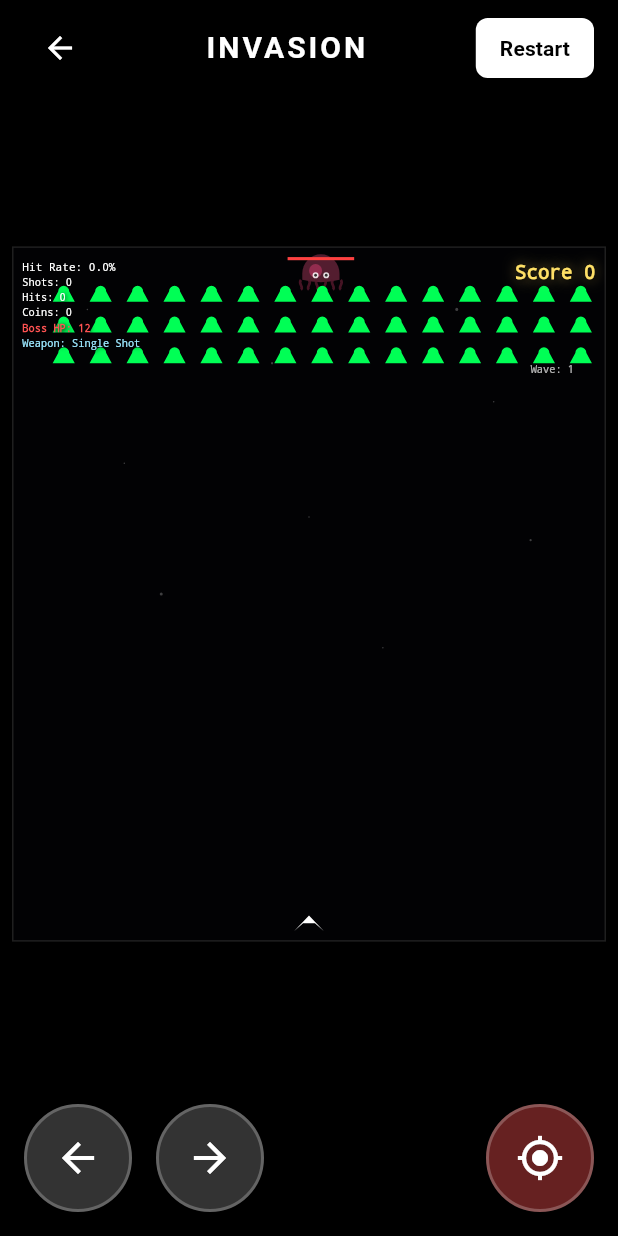
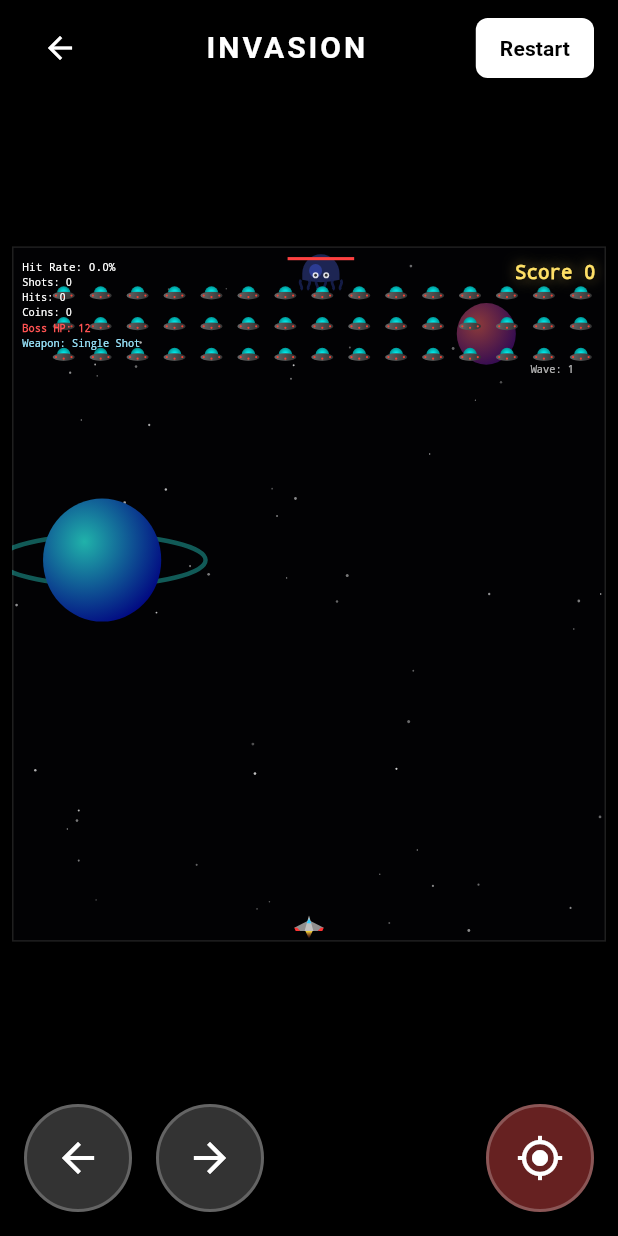
Before and after one commit to greentea524/flutter_application, a Flutter app: the screen it shows after launch, after a tap on "RETRO SPACE SHOOTER", on a phone screen of 412 x 824 dp. Run offline on Flutter 3.47's test engine with Material 3 defaults, Android fonts, the phone set to English and light mode, and no system bars; our stand-ins replace localstorage; project files that could hold a hidden picture were left out.

Commit message:
Enhance visual aesthetics of Alien Invasion game
- Add moving starfield and planets background

- Upgrade player ship to a detailed fighter jet with animated exhaust

- Redesign aliens into glowing UFOs

Fixes #1

Fixes #2

Fixes #3

```diff
--- a/lib/screens/alien_invasion_screen.dart
+++ b/lib/screens/alien_invasion_screen.dart
@@ -1,4 +1,5 @@
 import 'dart:math' as math;
+import 'dart:ui' as ui;
 import 'package:flutter/material.dart';
 import 'package:flutter/scheduler.dart';
 import 'package:flutter/services.dart';
@@ -51,6 +52,8 @@ class _AlienInvasionScreenState extends State<AlienInvasionScreen>
   final List<GamePowerUp> powerUps = [];
   final List<GameCoin> coins = [];
   final List<GameScorePopup> scorePopups = [];
+  final List<GameStar> stars = [];
+  final List<GamePlanet> planets = [];
 
   int score = 0;
   int highScore = 0;
@@ -161,6 +164,38 @@ class _AlienInvasionScreenState extends State<AlienInvasionScreen>
     powerUps.clear();
     coins.clear();
     scorePopups.clear();
+    stars.clear();
+    planets.clear();
+
+    // Create background stars
+    for (int i = 0; i < 60; i++) {
+      stars.add(GameStar(
+        x: _random.nextDouble() * logicalWidth,
+        y: _random.nextDouble() * 900.0,
+        speed: _random.nextDouble() * 1.5 + 0.5,
+        radius: _random.nextDouble() * 1.2 + 0.8,
+        color: Colors.white.withValues(alpha: _random.nextDouble() * 0.5 + 0.3),
+      ));
+    }
+
+    // Create a couple of planets
+    planets.add(GamePlanet(
+      x: logicalWidth * 0.8,
+      y: 100.0,
+      radius: 40.0,
+      speed: 0.2,
+      color1: const Color(0xFF8B3A3A),
+      color2: const Color(0xFF2E0854),
+    ));
+    planets.add(GamePlanet(
+      x: logicalWidth * 0.15,
+      y: 400.0,
+      radius: 80.0,
+      speed: 0.1,
+      color1: const Color(0xFF20B2AA),
+      color2: const Color(0xFF000080),
+      hasRings: true,
+    ));
 
     score = 0;
     bulletsShot = 0;
@@ -292,6 +327,23 @@ class _AlienInvasionScreenState extends State<AlienInvasionScreen>
   }
 
   void _updateGame() {
+    // Update background
+    final currentHeight = _logicalHeight;
+    for (final star in stars) {
+      star.y += star.speed;
+      if (star.y > currentHeight) {
+        star.y = 0;
+        star.x = _random.nextDouble() * logicalWidth;
+      }
+    }
+    for (final planet in planets) {
+      planet.y += planet.speed;
+      if (planet.y - planet.radius > currentHeight) {
+        planet.y = -planet.radius * 2;
+        planet.x = _random.nextDouble() * logicalWidth;
+      }
+    }
+
     // Combo timer decrement
     if (comboTimerFrames > 0) {
       comboTimerFrames--;
@@ -321,7 +373,6 @@ class _AlienInvasionScreenState extends State<AlienInvasionScreen>
 
     // Update aliens & boss movement
     bool hitEdge = false;
-    final currentHeight = _logicalHeight;
 
     for (final alien in aliens) {
       alien.x += alienSpeed * alienDirection;
@@ -761,6 +812,8 @@ class _AlienInvasionScreenState extends State<AlienInvasionScreen>
                               powerUps: powerUps,
                               coins: coins,
                               scorePopups: scorePopups,
+                              stars: stars,
+                              planets: planets,
                               score: score,
                               comboCount: comboCount,
                               comboTimerFrames: comboTimerFrames,
@@ -1033,6 +1086,26 @@ class GameScorePopup {
   });
 }
 
+class GameStar {
+  double x;
+  double y;
+  double speed;
+  double radius;
+  Color color;
+  GameStar({required this.x, required this.y, required this.speed, required this.radius, required this.color});
+}
+
+class GamePlanet {
+  double x;
+  double y;
+  double radius;
+  double speed;
+  Color color1;
+  Color color2;
+  bool hasRings;
+  GamePlanet({required this.x, required this.y, required this.radius, required this.speed, required this.color1, required this.color2, this.hasRings = false});
+}
+
 // Canvas Painter
 class GamePainter extends CustomPainter {
   final GamePlayer player;
@@ -1043,6 +1116,8 @@ class GamePainter extends CustomPainter {
   final List<GamePowerUp> powerUps;
   final List<GameCoin> coins;
   final List<GameScorePopup> scorePopups;
+  final List<GameStar> stars;
+  final List<GamePlanet> planets;
 
   final int score;
   final int comboCount;
@@ -1073,6 +1148,8 @@ class GamePainter extends CustomPainter {
     required this.powerUps,
     required this.coins,
     required this.scorePopups,
+    required this.stars,
+    required this.planets,
     required this.score,
     required this.comboCount,
     required this.comboTimerFrames,
@@ -1107,32 +1184,89 @@ class GamePainter extends CustomPainter {
       canvas.translate(dx, dy);
     }
 
-    // 2. Draw Stars (ambient background)
-    final starsPaint = Paint()
-      ..color = Colors.white24
-      ..style = PaintingStyle.fill;
-    canvas.drawCircle(const Offset(100, 80), 1.0, starsPaint);
-    canvas.drawCircle(const Offset(350, 150), 1.5, starsPaint);
-    canvas.drawCircle(const Offset(650, 200), 1.0, starsPaint);
-    canvas.drawCircle(const Offset(200, 450), 2.0, starsPaint);
-    canvas.drawCircle(const Offset(500, 520), 1.0, starsPaint);
-    canvas.drawCircle(const Offset(700, 380), 1.5, starsPaint);
-    canvas.drawCircle(const Offset(150, 280), 1.0, starsPaint);
-    canvas.drawCircle(const Offset(600, 80), 2.0, starsPaint);
-    canvas.drawCircle(const Offset(400, 350), 1.0, starsPaint);
-
-    // 3. Draw Player Jet (White vector path)
-    final playerPaint = Paint()
-      ..color = Colors.white
-      ..style = PaintingStyle.fill;
-    final playerPath = Path()
-      ..moveTo(player.x + player.width / 2, player.y)
-      ..lineTo(player.x, player.y + player.height)
-      ..lineTo(player.x + player.width * 0.3, player.y + player.height / 2)
-      ..lineTo(player.x + player.width * 0.7, player.y + player.height / 2)
-      ..lineTo(player.x + player.width, player.y + player.height)
+    // 2. Draw Background (Stars and Planets)
+    for (final star in stars) {
+      final paint = Paint()
+        ..color = star.color
+        ..style = PaintingStyle.fill;
+      canvas.drawCircle(Offset(star.x, star.y), star.radius, paint);
+    }
+
+    for (final planet in planets) {
+      if (planet.hasRings) {
+        final ringPaint = Paint()
+          ..color = planet.color1.withValues(alpha: 0.5)
+          ..style = PaintingStyle.stroke
+          ..strokeWidth = 6.0;
+        canvas.drawOval(Rect.fromCenter(center: Offset(planet.x, planet.y), width: planet.radius * 3.5, height: planet.radius * 0.8), ringPaint);
+      }
+
+      final planetPaint = Paint()
+        ..shader = ui.Gradient.radial(
+          Offset(planet.x - planet.radius * 0.3, planet.y - planet.radius * 0.3),
+          planet.radius * 1.5,
+          [planet.color1, planet.color2],
+        )
+        ..style = PaintingStyle.fill;
+      canvas.drawCircle(Offset(planet.x, planet.y), planet.radius, planetPaint);
+    }
+
+    // 3. Draw Player Jet (Detailed fighter jet)
+    final double px = player.x;
+    final double py = player.y;
+    final double pw = player.width;
+    final double ph = player.height;
+
+    // Engine flame
+    final flameFlicker = _random.nextDouble() * 5.0;
+    final flamePaint = Paint()
+      ..shader = ui.Gradient.linear(
+        Offset(px + pw / 2, py + ph),
+        Offset(px + pw / 2, py + ph + 10 + flameFlicker),
+        [Colors.yellow, Colors.red.withValues(alpha: 0.0)],
+      );
+    final flamePath = Path()
+      ..moveTo(px + pw * 0.35, py + ph - 2)
+      ..lineTo(px + pw / 2, py + ph + 10 + flameFlicker)
+      ..lineTo(px + pw * 0.65, py + ph - 2)
       ..close();
-    canvas.drawPath(playerPath, playerPaint);
+    canvas.drawPath(flamePath, flamePaint);
+
+    // Jet body
+    final bodyPaint = Paint()..color = const Color(0xFFC0C0C0);
+    final wingPaint = Paint()..color = const Color(0xFF909090);
+    final accentPaint = Paint()..color = const Color(0xFFFF3333);
+    final glassPaint = Paint()..color = const Color(0xFF33CCFF);
+
+    // Wings
+    final wingPath = Path()
+      ..moveTo(px + pw / 2, py + ph * 0.3)
+      ..lineTo(px, py + ph * 0.8)
+      ..lineTo(px + pw * 0.2, py + ph)
+      ..lineTo(px + pw * 0.8, py + ph)
+      ..lineTo(px + pw, py + ph * 0.8)
+      ..close();
+    canvas.drawPath(wingPath, wingPaint);
+
+    // Wing accents
+    canvas.drawPath(Path()..moveTo(px, py + ph * 0.8)..lineTo(px + pw * 0.1, py + ph * 0.8)..lineTo(px + pw * 0.2, py + ph)..lineTo(px + pw * 0.05, py + ph)..close(), accentPaint);
+    canvas.drawPath(Path()..moveTo(px + pw, py + ph * 0.8)..lineTo(px + pw * 0.9, py + ph * 0.8)..lineTo(px + pw * 0.8, py + ph)..lineTo(px + pw * 0.95, py + ph)..close(), accentPaint);
+
+    // Main fuselage
+    final fuselagePath = Path()
+      ..moveTo(px + pw / 2, py)
+      ..lineTo(px + pw * 0.35, py + ph)
+      ..lineTo(px + pw * 0.65, py + ph)
+      ..close();
+    canvas.drawPath(fuselagePath, bodyPaint);
+
+    // Cockpit
+    final cockpitPath = Path()
+      ..moveTo(px + pw / 2, py + ph * 0.2)
+      ..lineTo(px + pw * 0.42, py + ph * 0.5)
+      ..lineTo(px + pw * 0.58, py + ph * 0.5)
+      ..close();
+    canvas.drawPath(cockpitPath, glassPaint);
 
     // 4. Draw Bullets (Red Rectangles)
     final bulletPaint = Paint()
@@ -1274,27 +1408,45 @@ class GamePainter extends CustomPainter {
       );
     }
 
-    // 8. Draw Aliens (Space Invader vector style)
-    final alienPaint = Paint()
-      ..color = const Color(0xFF00FF55)
-      ..style = PaintingStyle.fill;
+    // 8. Draw Aliens (Sleek UFO design)
     for (final alien in aliens) {
-      final path = Path();
       final double cx = alien.x + alien.width / 2;
-      final double cy = alien.y + alien.height / 3;
-      final double r = alien.width / 4;
-      path.addArc(
-        Rect.fromCircle(center: Offset(cx, cy), radius: r),
+      final double cy = alien.y + alien.height / 2;
+
+      // UFO glass dome
+      final domePaint = Paint()
+        ..shader = ui.Gradient.radial(
+          Offset(cx, cy - 2),
+          alien.width / 2.5,
+          [const Color(0xFF00FFFF), const Color(0xFF006666)],
+        )
+        ..style = PaintingStyle.fill;
+      final domePath = Path();
+      domePath.addArc(
+        Rect.fromCenter(center: Offset(cx, alien.y + alien.height * 0.4), width: alien.width * 0.6, height: alien.height * 0.8),
         math.pi,
         math.pi,
       );
-
-      path.moveTo(alien.x, alien.y + alien.height);
-      path.lineTo(alien.x + alien.width / 4, alien.y + alien.height / 3);
-      path.lineTo(alien.x + (alien.width * 3) / 4, alien.y + alien.height / 3);
-      path.lineTo(alien.x + alien.width, alien.y + alien.height);
-      path.close();
-      canvas.drawPath(path, alienPaint);
+      canvas.drawPath(domePath, domePaint);
+
+      // UFO saucer body
+      final saucerPaint = Paint()
+        ..shader = ui.Gradient.linear(
+          Offset(alien.x, cy),
+          Offset(alien.x + alien.width, cy),
+          [const Color(0xFF666666), const Color(0xFF333333)],
+        )
+        ..style = PaintingStyle.fill;
+      canvas.drawOval(
+        Rect.fromCenter(center: Offset(cx, alien.y + alien.height * 0.6), width: alien.width, height: alien.height * 0.5),
+        saucerPaint,
+      );
+
+      // UFO lights
+      final lightPaint = Paint()..color = (DateTime.now().millisecondsSinceEpoch ~/ 300 % 2 == 0) ? Colors.yellow : Colors.red;
+      canvas.drawCircle(Offset(cx - alien.width * 0.35, alien.y + alien.height * 0.6), 1.5, lightPaint);
+      canvas.drawCircle(Offset(cx + alien.width * 0.35, alien.y + alien.height * 0.6), 1.5, lightPaint);
+      canvas.drawCircle(Offset(cx, alien.y + alien.height * 0.7), 1.5, lightPaint);
     }
 
     // 9. Draw Exploding Particles
```
